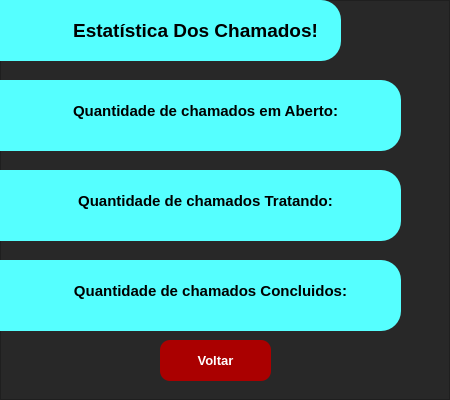
Before: the Qt Designer form pages/estatisticas.ui in luizcarlosjj/chamadosSys, drawn with Qt 5.
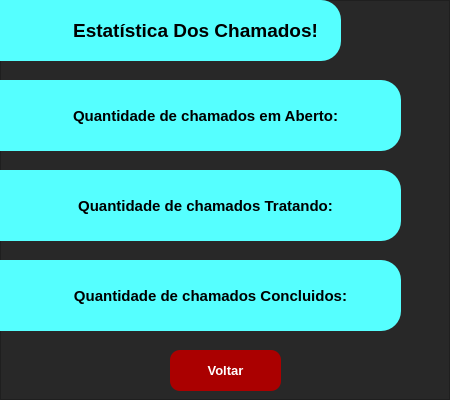
After: the same form once the commit is applied. Icons and pictures are not drawn.

Diff of the .ui file:
```diff
--- a/pages/estatisticas.ui
+++ b/pages/estatisticas.ui
@@ -126,7 +126,7 @@
         <x>90</x>
         <y>20</y>
         <width>271</width>
-        <height>21</height>
+        <height>31</height>
        </rect>
       </property>
       <property name="font">
@@ -217,7 +217,7 @@
         <x>90</x>
         <y>20</y>
         <width>271</width>
-        <height>21</height>
+        <height>31</height>
        </rect>
       </property>
       <property name="font">
@@ -308,7 +308,7 @@
         <x>90</x>
         <y>20</y>
         <width>281</width>
-        <height>21</height>
+        <height>31</height>
        </rect>
       </property>
       <property name="font">
@@ -377,8 +377,8 @@
     <widget class="QPushButton" name="btnVoltarStats">
      <property name="geometry">
       <rect>
-       <x>160</x>
-       <y>340</y>
+       <x>170</x>
+       <y>350</y>
        <width>111</width>
        <height>41</height>
       </rect>
```
